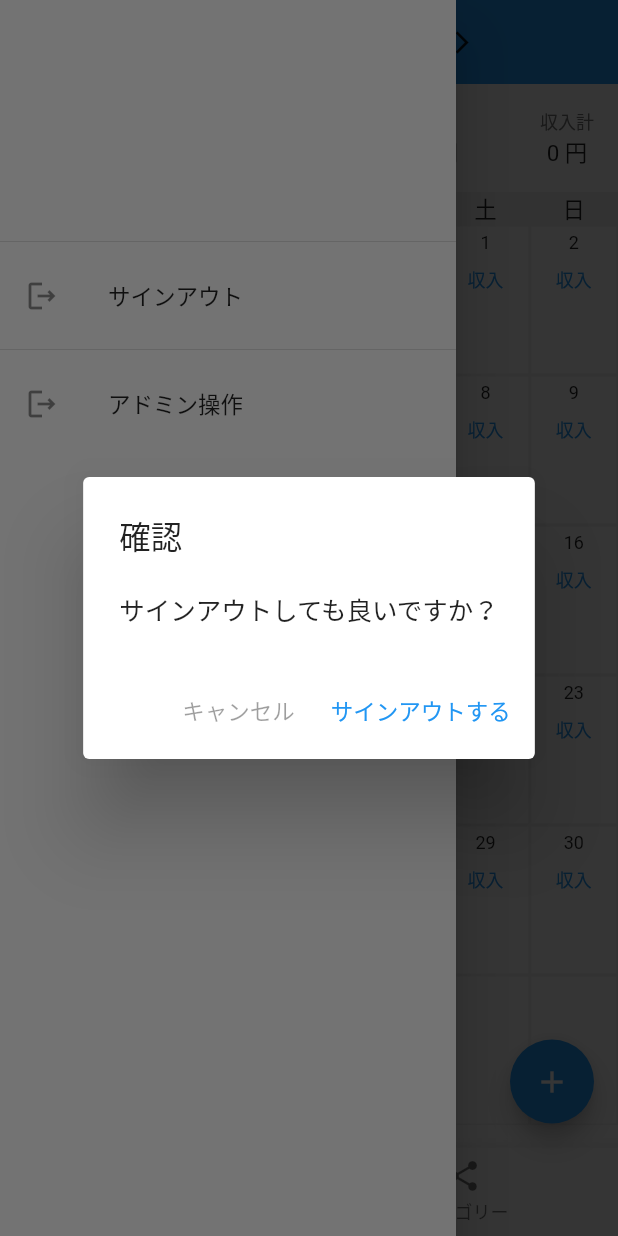
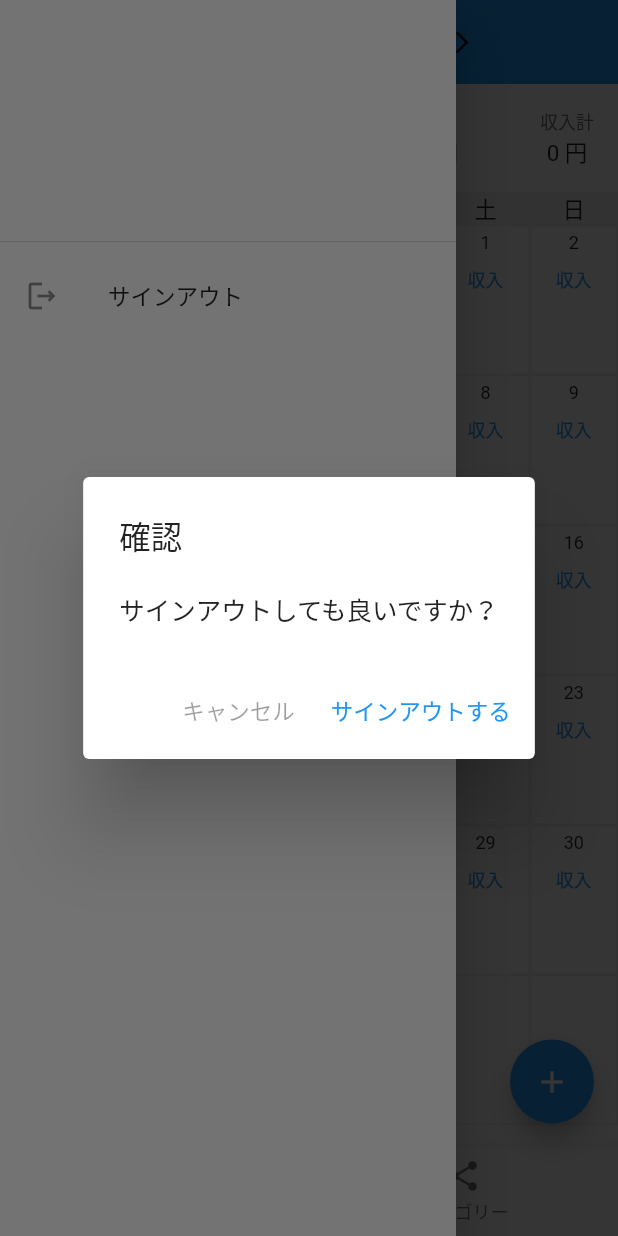
Before and after one commit to kosukesaigusa/flutter_account_book, a Flutter app: the screen it shows once a user with an empty profile is signed in, in the side drawer, after a tap on "サインアウト", on a phone screen of 412 x 824 dp. Run offline on Flutter 3.47's test engine with Material 2 defaults, Android fonts, the phone set to English and light mode, and no system bars; our stand-ins replace cloud_firestore, connectivity_plus, firebase_auth, firebase_core, flutter_spinkit, freezed_annotation and 3 more; missing offline and left inert: flutter_state_notifier, ks_flutter_commons, sign_button; accounts and stored records are empty.

Commit message:
feat: small update

```diff
--- a/packages/app/lib/pages/home/home_page.dart
+++ b/packages/app/lib/pages/home/home_page.dart
@@ -92,7 +92,25 @@ class HomePage extends StatelessWidget {
   ];
 }
 
-Widget drawerHeader(BuildContext context) {
+/// ドロワー
+Drawer drawer(BuildContext context) => Drawer(
+      child: Column(
+        children: [
+          Expanded(
+            child: ListView(
+              padding: EdgeInsets.zero,
+              children: [
+                _buildDrawerHeader(context),
+                _buildSignOutDrawerItem(context),
+              ],
+            ),
+          ),
+        ],
+      ),
+    );
+
+/// ドロワーヘッダー
+Widget _buildDrawerHeader(BuildContext context) {
   return DrawerHeader(
     child: Column(
       crossAxisAlignment: CrossAxisAlignment.start,
@@ -101,26 +119,7 @@ Widget drawerHeader(BuildContext context) {
   );
 }
 
-/// ドロワー
-Drawer drawer(BuildContext context) => Drawer(
-      child: Column(
-        children: [
-          Expanded(
-            child: ListView(
-              padding: EdgeInsets.zero,
-              children: [
-                drawerHeader(context),
-                signOutDrawerItem(context),
-                const Divider(),
-                adminActionDrawerItem(context),
-              ],
-            ),
-          ),
-        ],
-      ),
-    );
-
-ListTile signOutDrawerItem(BuildContext context) => ListTile(
+ListTile _buildSignOutDrawerItem(BuildContext context) => ListTile(
       leading: const Icon(Icons.logout_outlined),
       title: const Text('サインアウト'),
       onTap: () async {
@@ -151,34 +150,3 @@ ListTile signOutDrawerItem(BuildContext context) => ListTile(
         );
       },
     );
-
-ListTile adminActionDrawerItem(BuildContext context) => ListTile(
-      leading: const Icon(Icons.logout_outlined),
-      title: const Text('アドミン操作'),
-      onTap: () async {
-        await showDialog<void>(
-          context: context,
-          builder: (_) {
-            return AlertDialog(
-              title: const Text('確認'),
-              content: const Text('実行しますか？'),
-              actions: <Widget>[
-                TextButton(
-                  child: Text(
-                    'キャンセル',
-                    style: TextStyle(color: Theme.of(context).disabledColor),
-                  ),
-                  onPressed: () => Navigator.pop(context),
-                ),
-                TextButton(
-                  child: const Text('実行する'),
-                  onPressed: () async {
-                    showFloatingSnackBar(context, 'まだ何も起こりません。');
-                  },
-                ),
-              ],
-            );
-          },
-        );
-      },
-    );
--- a/packages/app/lib/scaffold_messenger_navigator.dart
+++ b/packages/app/lib/scaffold_messenger_navigator.dart
@@ -5,6 +5,7 @@ import 'package:flutter_account_book/pages/not_found/not_found_page.dart';
 import 'package:flutter_account_book/pages/sign_in/sign_in_page.dart';
 import 'package:flutter_account_book/route/app_router.dart';
 import 'package:flutter_account_book/route/routes.dart';
+import 'package:flutter_spinkit/flutter_spinkit.dart';
 import 'package:provider/provider.dart';
 
 final appRouter = AppRouter.create(routeDict);
@@ -24,7 +25,10 @@ class ScaffoldMessengerNavigator extends StatelessWidget {
           stream: FirebaseAuth.instance.authStateChanges(),
           builder: (context, snapshot) {
             if (snapshot.connectionState == ConnectionState.waiting) {
-              return const SizedBox();
+              return SpinKitCircle(
+                size: 48,
+                color: Theme.of(context).colorScheme.primary,
+              );
             }
             if (!snapshot.hasData) {
               return const SignInPage();
```
